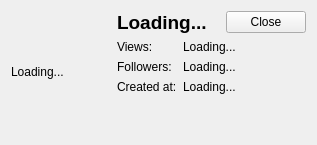
Qt form forms/accountpopupform.ui (Chatterino/chatterino2) before a commit.
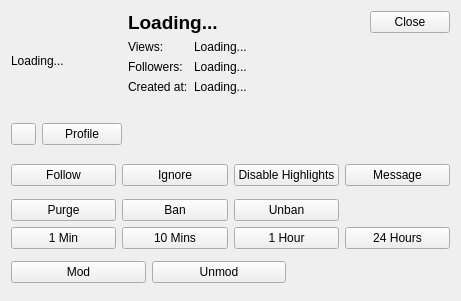
The same form after that commit. Icons and pictures are not drawn.

```diff
--- a/forms/accountpopupform.ui
+++ b/forms/accountpopupform.ui
@@ -6,8 +6,8 @@
    <rect>
     <x>0</x>
     <y>0</y>
-    <width>317</width>
-    <height>145</height>
+    <width>461</width>
+    <height>301</height>
    </rect>
   </property>
   <property name="sizePolicy">
@@ -23,52 +23,6 @@
    <string notr="true"/>
   </property>
   <layout class="QGridLayout" name="gridLayout">
-   <item row="1" column="1" rowspan="2" colspan="2">
-    <layout class="QFormLayout" name="formLayout">
-     <item row="0" column="0">
-      <widget class="QLabel" name="label">
-       <property name="text">
-        <string>Views:</string>
-       </property>
-      </widget>
-     </item>
-     <item row="0" column="1">
-      <widget class="QLabel" name="lblViews">
-       <property name="text">
-        <string>Loading...</string>
-       </property>
-      </widget>
-     </item>
-     <item row="1" column="0">
-      <widget class="QLabel" name="label_3">
-       <property name="text">
-        <string>Followers:</string>
-       </property>
-      </widget>
-     </item>
-     <item row="1" column="1">
-      <widget class="QLabel" name="lblFollowers">
-       <property name="text">
-        <string>Loading...</string>
-       </property>
-      </widget>
-     </item>
-     <item row="2" column="0">
-      <widget class="QLabel" name="label_5">
-       <property name="text">
-        <string>Created at:</string>
-       </property>
-      </widget>
-     </item>
-     <item row="2" column="1">
-      <widget class="QLabel" name="lblAccountAge">
-       <property name="text">
-        <string>Loading...</string>
-       </property>
-      </widget>
-     </item>
-    </layout>
-   </item>
    <item row="0" column="0" rowspan="3">
     <widget class="QLabel" name="lblAvatar">
      <property name="minimumSize">
@@ -128,6 +82,241 @@
      </item>
     </layout>
    </item>
+   <item row="1" column="1" rowspan="2" colspan="2">
+    <layout class="QFormLayout" name="formLayout">
+     <item row="0" column="0">
+      <widget class="QLabel" name="label">
+       <property name="text">
+        <string>Views:</string>
+       </property>
+      </widget>
+     </item>
+     <item row="0" column="1">
+      <widget class="QLabel" name="lblViews">
+       <property name="text">
+        <string>Loading...</string>
+       </property>
+      </widget>
+     </item>
+     <item row="1" column="0">
+      <widget class="QLabel" name="label_3">
+       <property name="text">
+        <string>Followers:</string>
+       </property>
+      </widget>
+     </item>
+     <item row="1" column="1">
+      <widget class="QLabel" name="lblFollowers">
+       <property name="text">
+        <string>Loading...</string>
+       </property>
+      </widget>
+     </item>
+     <item row="2" column="0">
+      <widget class="QLabel" name="label_5">
+       <property name="text">
+        <string>Created at:</string>
+       </property>
+      </widget>
+     </item>
+     <item row="2" column="1">
+      <widget class="QLabel" name="lblAccountAge">
+       <property name="text">
+        <string>Loading...</string>
+       </property>
+      </widget>
+     </item>
+    </layout>
+   </item>
+   <item row="3" column="0">
+    <widget class="QWidget" name="profileLayout" native="true">
+     <layout class="QHBoxLayout" name="horizontalLayout_4">
+      <property name="leftMargin">
+       <number>0</number>
+      </property>
+      <property name="topMargin">
+       <number>0</number>
+      </property>
+      <property name="rightMargin">
+       <number>0</number>
+      </property>
+      <property name="bottomMargin">
+       <number>0</number>
+      </property>
+      <item>
+       <widget class="QPushButton" name="copy">
+        <property name="maximumSize">
+         <size>
+          <width>25</width>
+          <height>16777215</height>
+         </size>
+        </property>
+        <property name="toolTip">
+         <string>Copy Username</string>
+        </property>
+        <property name="styleSheet">
+         <string notr="true">qproperty-icon: url(:/images/CopyLongTextToClipboard_16x.png)</string>
+        </property>
+        <property name="text">
+         <string/>
+        </property>
+       </widget>
+      </item>
+      <item>
+       <widget class="QPushButton" name="profile">
+        <property name="text">
+         <string>Profile</string>
+        </property>
+       </widget>
+      </item>
+     </layout>
+    </widget>
+   </item>
+   <item row="4" column="0" colspan="3">
+    <widget class="QWidget" name="userLayout" native="true">
+     <layout class="QHBoxLayout" name="horizontalLayout_3">
+      <property name="leftMargin">
+       <number>0</number>
+      </property>
+      <property name="topMargin">
+       <number>0</number>
+      </property>
+      <property name="rightMargin">
+       <number>0</number>
+      </property>
+      <property name="bottomMargin">
+       <number>0</number>
+      </property>
+      <item>
+       <widget class="QPushButton" name="follow">
+        <property name="text">
+         <string>Follow</string>
+        </property>
+       </widget>
+      </item>
+      <item>
+       <widget class="QPushButton" name="ignore">
+        <property name="text">
+         <string>Ignore</string>
+        </property>
+       </widget>
+      </item>
+      <item>
+       <widget class="QPushButton" name="disableHighlights">
+        <property name="text">
+         <string>Disable Highlights</string>
+        </property>
+       </widget>
+      </item>
+      <item>
+       <widget class="QPushButton" name="sendMessage">
+        <property name="text">
+         <string>Message</string>
+        </property>
+       </widget>
+      </item>
+     </layout>
+    </widget>
+   </item>
+   <item row="6" column="0" colspan="3">
+    <widget class="QWidget" name="modLayout" native="true">
+     <layout class="QGridLayout" name="gridLayout_2">
+      <property name="leftMargin">
+       <number>0</number>
+      </property>
+      <property name="topMargin">
+       <number>0</number>
+      </property>
+      <property name="rightMargin">
+       <number>0</number>
+      </property>
+      <property name="bottomMargin">
+       <number>0</number>
+      </property>
+      <item row="0" column="1">
+       <widget class="QPushButton" name="ban">
+        <property name="text">
+         <string>Ban</string>
+        </property>
+       </widget>
+      </item>
+      <item row="0" column="0">
+       <widget class="QPushButton" name="purge">
+        <property name="text">
+         <string>Purge</string>
+        </property>
+       </widget>
+      </item>
+      <item row="0" column="2">
+       <widget class="QPushButton" name="unBan">
+        <property name="text">
+         <string>Unban</string>
+        </property>
+       </widget>
+      </item>
+      <item row="1" column="1">
+       <widget class="QPushButton" name="min10">
+        <property name="text">
+         <string>10 Mins</string>
+        </property>
+       </widget>
+      </item>
+      <item row="1" column="3">
+       <widget class="QPushButton" name="hour24">
+        <property name="text">
+         <string>24 Hours</string>
+        </property>
+       </widget>
+      </item>
+      <item row="1" column="0">
+       <widget class="QPushButton" name="min1">
+        <property name="text">
+         <string>1 Min</string>
+        </property>
+       </widget>
+      </item>
+      <item row="1" column="2">
+       <widget class="QPushButton" name="hour1">
+        <property name="text">
+         <string>1 Hour</string>
+        </property>
+       </widget>
+      </item>
+     </layout>
+    </widget>
+   </item>
+   <item row="7" column="0" colspan="2">
+    <widget class="QWidget" name="ownerLayout" native="true">
+     <layout class="QHBoxLayout" name="horizontalLayout_2">
+      <property name="leftMargin">
+       <number>0</number>
+      </property>
+      <property name="topMargin">
+       <number>0</number>
+      </property>
+      <property name="rightMargin">
+       <number>0</number>
+      </property>
+      <property name="bottomMargin">
+       <number>0</number>
+      </property>
+      <item>
+       <widget class="QPushButton" name="mod">
+        <property name="text">
+         <string>Mod</string>
+        </property>
+       </widget>
+      </item>
+      <item>
+       <widget class="QPushButton" name="unMod">
+        <property name="text">
+         <string>Unmod</string>
+        </property>
+       </widget>
+      </item>
+     </layout>
+    </widget>
+   </item>
   </layout>
  </widget>
  <resources/>
```
